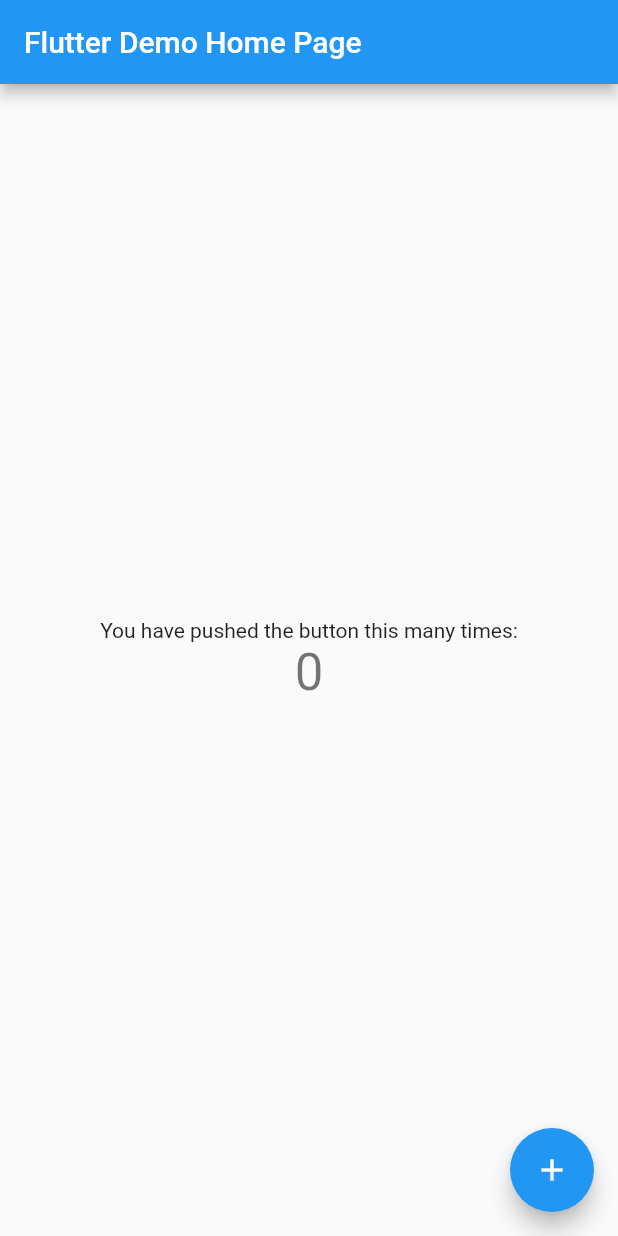
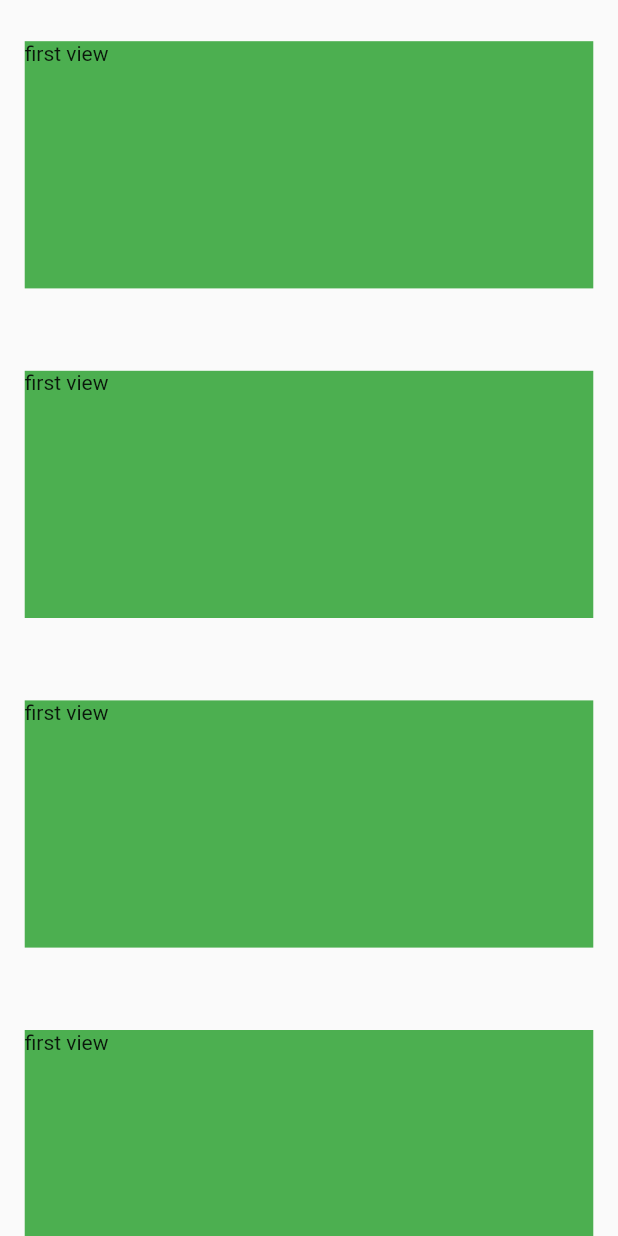
Before and after one commit to SamadhiWathsala/flutter_auth_story, a Flutter app: the screen it shows after launch, on a phone screen of 412 x 824 dp. Run offline on Flutter 3.47's test engine with Material 2 defaults, Android fonts, the phone set to English and light mode, and no system bars.

Commit message:
initial home view

```diff
--- /dev/null
+++ b/lib/home.dart
@@ -0,0 +1,25 @@
+import 'package:flutter/material.dart';
+
+class HomeView extends StatelessWidget {
+  const HomeView({Key? key}) : super(key: key);
+
+  @override
+  Widget build(BuildContext context) {
+    final size = MediaQuery.of(context).size;
+    return Scaffold(
+      body: ListView.builder(
+        itemCount: 5,
+          itemBuilder: (context,index){
+            return Padding(
+              padding: EdgeInsets.symmetric(horizontal: size.width/25,vertical: size.height/30),
+              child: Container(
+                color: Colors.green,
+                height: size.height/5,
+                child: Text('first view'),
+              ),
+            );
+          }
+      ),
+    );
+  }
+}
--- a/lib/main.dart
+++ b/lib/main.dart
@@ -1,4 +1,5 @@
 import 'package:flutter/material.dart';
+import 'package:flutter_auth_story/home.dart';
 
 void main() {
   runApp(const MyApp());
@@ -7,109 +8,13 @@
 class MyApp extends StatelessWidget {
   const MyApp({Key? key}) : super(key: key);
 
-  // This widget is the root of your application.
   @override
   Widget build(BuildContext context) {
     return MaterialApp(
-      title: 'Flutter Demo',
       theme: ThemeData(
-        // This is the theme of your application.
-        //
-        // Try running your application with "flutter run". You'll see the
-        // application has a blue toolbar. Then, without quitting the app, try
-        // changing the primarySwatch below to Colors.green and then invoke
-        // "hot reload" (press "r" in the console where you ran "flutter run",
-        // or simply save your changes to "hot reload" in a Flutter IDE).
-        // Notice that the counter didn't reset back to zero; the application
-        // is not restarted.
         primarySwatch: Colors.blue,
       ),
-      home: const MyHomePage(title: 'Flutter Demo Home Page'),
+      home: const HomeView(),
     );
   }
 }
-
-class MyHomePage extends StatefulWidget {
-  const MyHomePage({Key? key, required this.title}) : super(key: key);
-
-  // This widget is the home page of your application. It is stateful, meaning
-  // that it has a State object (defined below) that contains fields that affect
-  // how it looks.
-
-  // This class is the configuration for the state. It holds the values (in this
-  // case the title) provided by the parent (in this case the App widget) and
-  // used by the build method of the State. Fields in a Widget subclass are
-  // always marked "final".
-
-  final String title;
-
-  @override
-  State<MyHomePage> createState() => _MyHomePageState();
-}
-
-class _MyHomePageState extends State<MyHomePage> {
-  int _counter = 0;
-
-  void _incrementCounter() {
-    setState(() {
-      // This call to setState tells the Flutter framework that something has
-      // changed in this State, which causes it to rerun the build method below
-      // so that the display can reflect the updated values. If we changed
-      // _counter without calling setState(), then the build method would not be
-      // called again, and so nothing would appear to happen.
-      _counter++;
-    });
-  }
-
-  @override
-  Widget build(BuildContext context) {
-    // This method is rerun every time setState is called, for instance as done
-    // by the _incrementCounter method above.
-    //
-    // The Flutter framework has been optimized to make rerunning build methods
-    // fast, so that you can just rebuild anything that needs updating rather
-    // than having to individually change instances of widgets.
-    return Scaffold(
-      appBar: AppBar(
-        // Here we take the value from the MyHomePage object that was created by
-        // the App.build method, and use it to set our appbar title.
-        title: Text(widget.title),
-      ),
-      body: Center(
-        // Center is a layout widget. It takes a single child and positions it
-        // in the middle of the parent.
-        child: Column(
-          // Column is also a layout widget. It takes a list of children and
-          // arranges them vertically. By default, it sizes itself to fit its
-          // children horizontally, and tries to be as tall as its parent.
-          //
-          // Invoke "debug painting" (press "p" in the console, choose the
-          // "Toggle Debug Paint" action from the Flutter Inspector in Android
-          // Studio, or the "Toggle Debug Paint" command in Visual Studio Code)
-          // to see the wireframe for each widget.
-          //
-          // Column has various properties to control how it sizes itself and
-          // how it positions its children. Here we use mainAxisAlignment to
-          // center the children vertically; the main axis here is the vertical
-          // axis because Columns are vertical (the cross axis would be
-          // horizontal).
-          mainAxisAlignment: MainAxisAlignment.center,
-          children: <Widget>[
-            const Text(
-              'You have pushed the button this many times:',
-            ),
-            Text(
-              '$_counter',
-              style: Theme.of(context).textTheme.headline4,
-            ),
-          ],
-        ),
-      ),
-      floatingActionButton: FloatingActionButton(
-        onPressed: _incrementCounter,
-        tooltip: 'Increment',
-        child: const Icon(Icons.add),
-      ), // This trailing comma makes auto-formatting nicer for build methods.
-    );
-  }
-}
```
